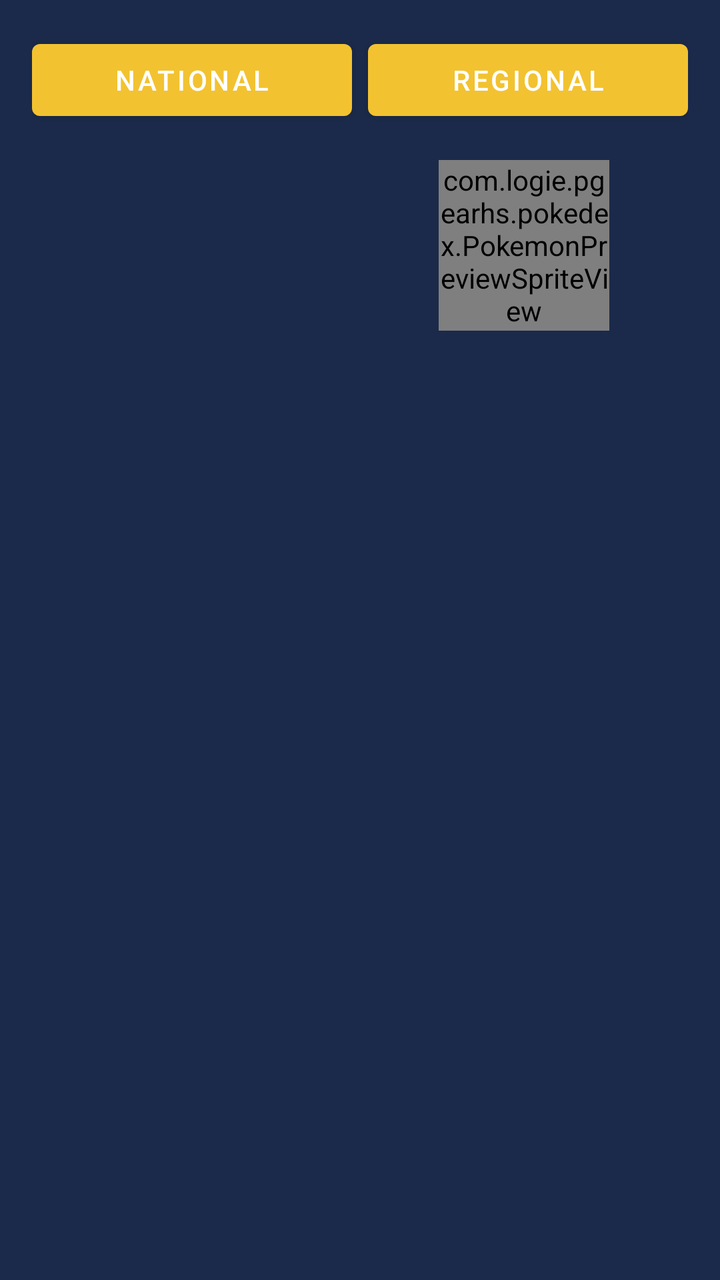
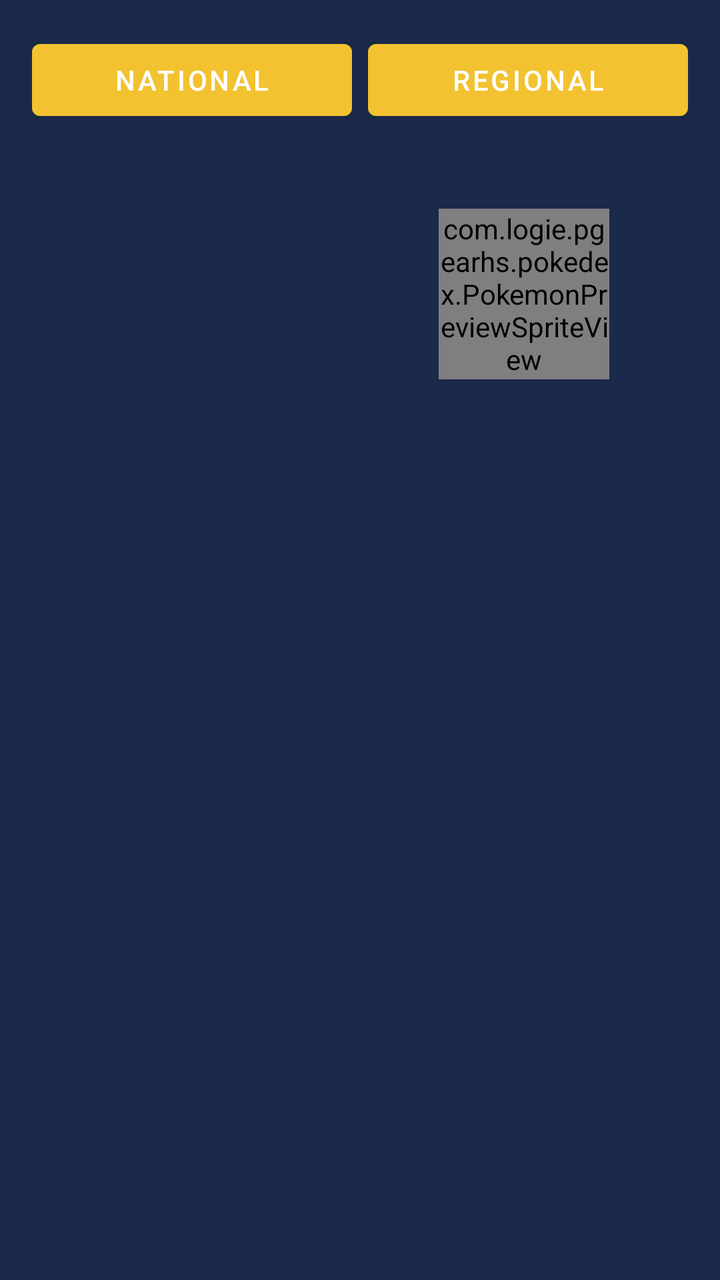

Screens rendered from an Android XML layout before and after an edit, with the pre-edit source and the edit as a unified diff.
<!-- AndroidManifest.xml: application theme Theme.PGearHS -->
<!-- res/layout/activity_pokedex.xml -->
<?xml version="1.0" encoding="utf-8"?>
<androidx.constraintlayout.widget.ConstraintLayout xmlns:android="http://schemas.android.com/apk/res/android"
    xmlns:app="http://schemas.android.com/apk/res-auto"
    android:layout_width="match_parent"
    android:layout_height="match_parent"
    android:background="@color/johtoBackground"
    android:padding="16dp">

    <Button
        android:id="@+id/nationalDexButton"
        android:layout_width="0dp"
        android:layout_height="wrap_content"
        android:layout_marginEnd="8dp"
        android:text="@string/pokedex_national"
        app:layout_constraintEnd_toStartOf="@id/regionalDexButton"
        app:layout_constraintHorizontal_weight="1"
        app:layout_constraintStart_toStartOf="parent"
        app:layout_constraintTop_toTopOf="parent" />

    <Button
        android:id="@+id/regionalDexButton"
        android:layout_width="0dp"
        android:layout_height="wrap_content"
        android:text="@string/pokedex_regional"
        app:layout_constraintEnd_toEndOf="parent"
        app:layout_constraintHorizontal_weight="1"
        app:layout_constraintStart_toEndOf="@id/nationalDexButton"
        app:layout_constraintTop_toTopOf="parent" />

    <androidx.constraintlayout.widget.Guideline
        android:id="@+id/pokedexColumnGuideline"
        android:layout_width="wrap_content"
        android:layout_height="wrap_content"
        android:orientation="vertical"
        app:layout_constraintGuide_percent="0.5" />

    <androidx.recyclerview.widget.RecyclerView
        android:id="@+id/pokedexList"
        android:layout_width="0dp"
        android:layout_height="0dp"
        android:layout_marginTop="16dp"
        app:layout_constraintBottom_toBottomOf="parent"
        app:layout_constraintEnd_toStartOf="@id/pokedexColumnGuideline"
        app:layout_constraintStart_toStartOf="parent"
        app:layout_constraintTop_toBottomOf="@id/nationalDexButton" />

    <com.logie.pgearhs.pokedex.PokemonPreviewSpriteView
        android:id="@+id/previewSprite"
        android:layout_width="256px"
        android:layout_height="256px"
        android:layout_marginTop="16dp"
        app:layout_constraintEnd_toEndOf="parent"
        app:layout_constraintStart_toStartOf="@id/pokedexColumnGuideline"
        app:layout_constraintTop_toBottomOf="@id/nationalDexButton" />

    <TextView
        android:id="@+id/previewName"
        android:layout_width="0dp"
        android:layout_height="wrap_content"
        android:layout_marginTop="12dp"
        android:textColor="@color/johtoOnBackground"
        android:textSize="20sp"
        android:textStyle="bold"
        app:layout_constraintEnd_toEndOf="@id/previewSprite"
        app:layout_constraintStart_toStartOf="@id/previewSprite"
        app:layout_constraintTop_toBottomOf="@id/previewSprite" />

    <TextView
        android:id="@+id/previewNumber"
        android:layout_width="0dp"
        android:layout_height="wrap_content"
        android:layout_marginTop="4dp"
        android:alpha="0.8"
        android:textColor="@color/johtoOnBackground"
        android:textSize="16sp"
        app:layout_constraintEnd_toEndOf="@id/previewSprite"
        app:layout_constraintStart_toStartOf="@id/previewSprite"
        app:layout_constraintTop_toBottomOf="@id/previewName" />

    <TextView
        android:id="@+id/previewType"
        android:layout_width="0dp"
        android:layout_height="wrap_content"
        android:layout_marginTop="4dp"
        android:alpha="0.8"
        android:textColor="@color/johtoOnBackground"
        android:textSize="16sp"
        app:layout_constraintEnd_toEndOf="@id/previewSprite"
        app:layout_constraintStart_toStartOf="@id/previewSprite"
        app:layout_constraintTop_toBottomOf="@id/previewNumber" />

</androidx.constraintlayout.widget.ConstraintLayout>
<!-- resources referenced by this layout -->
<resources>
  <color name="johtoBackground">#1B2A4A</color>
  <color name="johtoOnBackground">#FFFFFF</color>
  <string name="pokedex_national">National</string>
  <string name="pokedex_regional">Regional</string>
  <style name="Theme.PGearHS" parent="Theme.MaterialComponents.DayNight.NoActionBar">
          <item name="colorPrimary">@color/johtoAccent</item>
          <item name="colorPrimaryDark">@color/johtoBackground</item>
          <item name="colorAccent">@color/johtoAccent</item>
          <item name="android:windowBackground">@color/johtoBackground</item>
          <item name="android:statusBarColor" tools:targetApi="l">@color/johtoBackground</item>
      </style>
  <color name="johtoAccent">#F2C230</color>
</resources>

<!-- the commit's change to res/layout/activity_pokedex.xml (unified diff, before → after) -->
@@ -27,6 +27,18 @@
         app:layout_constraintStart_toEndOf="@id/nationalDexButton"
         app:layout_constraintTop_toTopOf="parent" />
 
+    <TextView
+        android:id="@+id/syncStatusLabel"
+        android:layout_width="0dp"
+        android:layout_height="wrap_content"
+        android:layout_marginTop="8dp"
+        android:alpha="0.7"
+        android:textColor="@color/johtoOnBackground"
+        android:textSize="12sp"
+        app:layout_constraintEnd_toEndOf="parent"
+        app:layout_constraintStart_toStartOf="parent"
+        app:layout_constraintTop_toBottomOf="@id/nationalDexButton" />
+
     <androidx.constraintlayout.widget.Guideline
         android:id="@+id/pokedexColumnGuideline"
         android:layout_width="wrap_content"
@@ -42,7 +54,7 @@
         app:layout_constraintBottom_toBottomOf="parent"
         app:layout_constraintEnd_toStartOf="@id/pokedexColumnGuideline"
         app:layout_constraintStart_toStartOf="parent"
-        app:layout_constraintTop_toBottomOf="@id/nationalDexButton" />
+        app:layout_constraintTop_toBottomOf="@id/syncStatusLabel" />
 
     <com.logie.pgearhs.pokedex.PokemonPreviewSpriteView
         android:id="@+id/previewSprite"
@@ -51,7 +63,7 @@
         android:layout_marginTop="16dp"
         app:layout_constraintEnd_toEndOf="parent"
         app:layout_constraintStart_toStartOf="@id/pokedexColumnGuideline"
-        app:layout_constraintTop_toBottomOf="@id/nationalDexButton" />
+        app:layout_constraintTop_toBottomOf="@id/syncStatusLabel" />
 
     <TextView
         android:id="@+id/previewName"
